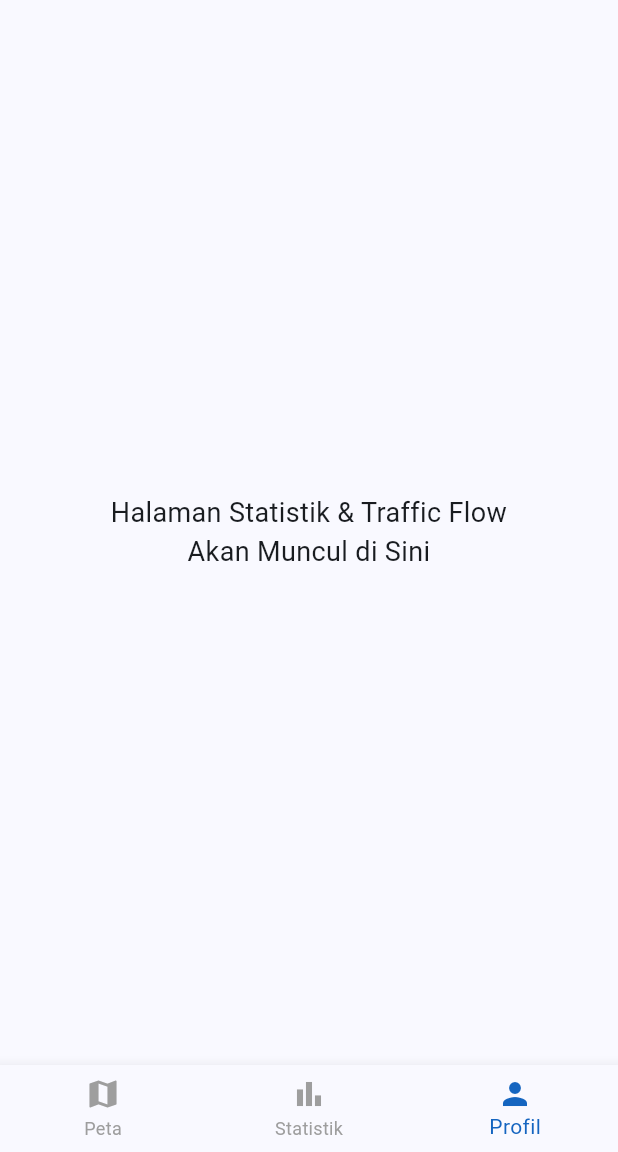
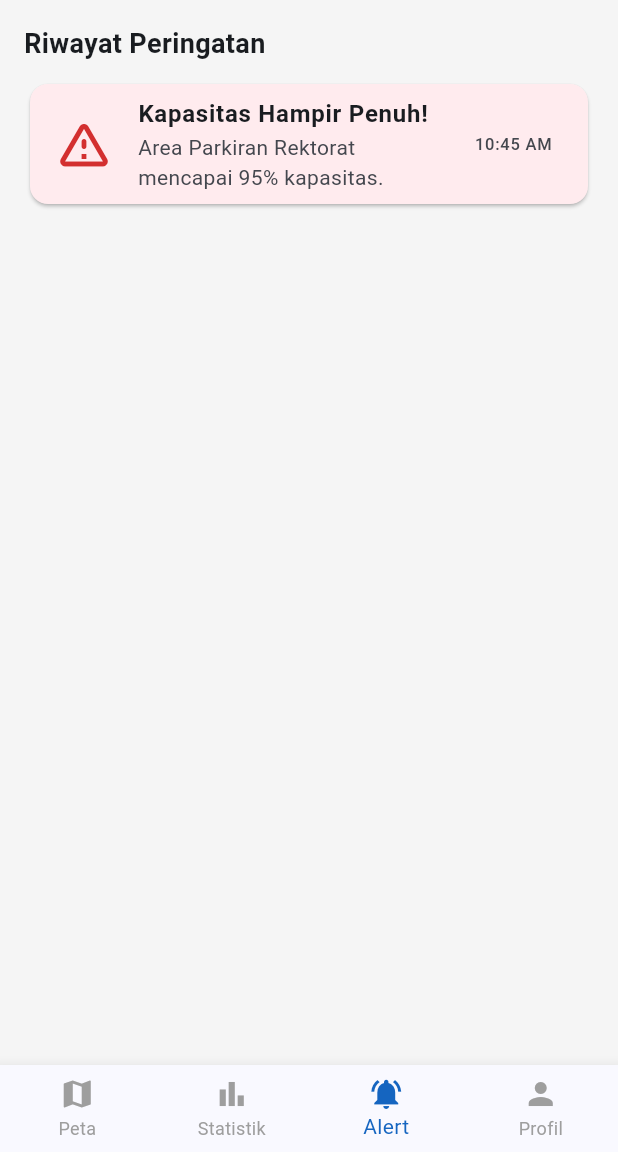
Before and after one commit to nauvalalpen/smartparking_mobile, a Flutter app: the MainNavigation screen opened directly, item 3 of the bottom bar chosen, on a phone screen of 412 x 824 dp, the part 84-1236 px from its top. Run offline on Flutter 3.47's test engine with Material 3 defaults, Android fonts, the phone set to English and light mode, and no system bars; our stand-ins replace fl_chart, shared_preferences; accounts and stored records are empty; network calls fail.

Commit message:
feat: new feature for alert and profile

```diff
--- /dev/null
+++ b/lib/screens/alert_screen.dart
@@ -0,0 +1,41 @@
+import 'package:flutter/material.dart';
+
+class AlertScreen extends StatelessWidget {
+  const AlertScreen({super.key});
+
+  @override
+  Widget build(BuildContext context) {
+    return Scaffold(
+      backgroundColor: Colors.grey.shade100,
+      body: ListView(
+        padding: const EdgeInsets.all(16),
+        children: [
+          const Text(
+            "Riwayat Peringatan",
+            style: TextStyle(fontSize: 18, fontWeight: FontWeight.bold),
+          ),
+          const SizedBox(height: 10),
+          Card(
+            color: Colors.red.shade50,
+            child: ListTile(
+              leading: Icon(
+                Icons.warning_amber_rounded,
+                color: Colors.red.shade700,
+                size: 40,
+              ),
+              title: const Text(
+                "Kapasitas Hampir Penuh!",
+                style: TextStyle(fontWeight: FontWeight.bold),
+              ),
+              subtitle: const Text(
+                "Area Parkiran Rektorat mencapai 95% kapasitas.",
+              ),
+              trailing: const Text("10:45 AM"),
+            ),
+          ),
+          // Tambahkan riwayat lain di sini jika ada
+        ],
+      ),
+    );
+  }
+}
--- a/lib/screens/main_navigation.dart
+++ b/lib/screens/main_navigation.dart
@@ -1,12 +1,11 @@
 import 'package:flutter/material.dart';
-import 'login_screen.dart';
-import 'map_screen.dart'; // Import halaman peta yang baru dibuat
-import '../services/api_service.dart'; // Import service untuk fitur Logout
-import 'stats_screen.dart'; // Import halaman statistik yang baru dibuat
+import 'map_screen.dart';
+import 'stats_screen.dart';
+import 'alert_screen.dart';
+import 'profile_screen.dart';
 
 class MainNavigation extends StatefulWidget {
-  final bool isGuest; // Penanda apakah ini Satpam atau Mahasiswa
-
+  final bool isGuest;
   const MainNavigation({super.key, required this.isGuest});
 
   @override
@@ -16,81 +15,16 @@ class MainNavigation extends StatefulWidget {
 class _MainNavigationState extends State<MainNavigation> {
   int _currentIndex = 0;
 
+  // URUTAN HALAMAN HARUS SAMA DENGAN URUTAN NAVBAR!
+  final List<Widget> _screens = [
+    const MapScreen(), // Index 0: Peta
+    const StatsScreen(), // Index 1: Statistik
+    const AlertScreen(), // Index 2: Notifikasi (Alert)
+    const ProfileScreen(), // Index 3: Profil
+  ];
+
   @override
   Widget build(BuildContext context) {
-    // === DAFTAR HALAMAN (SCREENS) ===
-    final List<Widget> screens = [
-      // Tab 0: Halaman Peta Parkir Real-Time (Fitur Killer)
-      const MapScreen(),
-      const StatsScreen(), // Tab 1: Halaman Statistik & Traffic Flow
-      // Tab 1: Halaman Grafik Traffic Flow (Sementara placeholder)
-      const Center(
-        child: Text(
-          "Halaman Statistik & Traffic Flow\nAkan Muncul di Sini",
-          textAlign: TextAlign.center,
-          style: TextStyle(fontSize: 18),
-        ),
-      ),
-
-      // Tab 2: Halaman Profil & Logout
-      Center(
-        child: Column(
-          mainAxisAlignment: MainAxisAlignment.center,
-          children: [
-            Icon(Icons.security, size: 100, color: Colors.blue.shade800),
-            const SizedBox(height: 16),
-            const Text(
-              "Profil Petugas Keamanan",
-              style: TextStyle(fontSize: 22, fontWeight: FontWeight.bold),
-            ),
-            const SizedBox(height: 8),
-            const Text(
-              "Akses Penuh Sistem Monitoring",
-              style: TextStyle(color: Colors.grey),
-            ),
-            const SizedBox(height: 40),
-
-            // Tombol Logout
-            SizedBox(
-              width: 200,
-              height: 50,
-              child: ElevatedButton.icon(
-                style: ElevatedButton.styleFrom(
-                  backgroundColor:
-                      Colors.red.shade600, // Warna merah destruktif
-                  foregroundColor: Colors.white,
-                  shape: RoundedRectangleBorder(
-                    borderRadius: BorderRadius.circular(12),
-                  ),
-                ),
-                onPressed: () async {
-                  // Panggil fungsi logout dari ApiService untuk hapus Sesi
-                  await ApiService.logout();
-
-                  if (!context.mounted) return;
-
-                  // Kembali ke halaman Login dan hapus histori halaman
-                  Navigator.pushAndRemoveUntil(
-                    context,
-                    MaterialPageRoute(
-                      builder: (context) => const LoginScreen(),
-                    ),
-                    (route) => false,
-                  );
-                },
-                icon: const Icon(Icons.logout),
-                label: const Text(
-                  "Logout",
-                  style: TextStyle(fontSize: 16, fontWeight: FontWeight.bold),
-                ),
-              ),
-            ),
-          ],
-        ),
-      ),
-    ];
-
-    // === TAMPILAN UTAMA (SCAFFOLD) ===
     return Scaffold(
       appBar: AppBar(
         title: const Text(
@@ -98,31 +32,25 @@ class _MainNavigationState extends State<MainNavigation> {
           style: TextStyle(color: Colors.white, fontWeight: FontWeight.bold),
         ),
         backgroundColor: Colors.blue.shade800,
-        elevation: 0,
       ),
+      body: _screens[_currentIndex], // Menampilkan halaman sesuai index
 
-      body: screens[_currentIndex], // Render halaman sesuai tab yang diklik
-      // === BOTTOM NAVIGATION BAR ===
       bottomNavigationBar: BottomNavigationBar(
         currentIndex: _currentIndex,
         selectedItemColor: Colors.blue.shade800,
         unselectedItemColor: Colors.grey,
+        type: BottomNavigationBarType.fixed, // Penting jika tombol lebih dari 3
         onTap: (index) {
-          // LOGIKA KEAMANAN: Cegah Mahasiswa (Guest) membuka tab selain Peta (0)
           if (widget.isGuest && index != 0) {
             ScaffoldMessenger.of(context).showSnackBar(
-              SnackBar(
-                content: const Text(
+              const SnackBar(
+                content: Text(
                   "Akses Ditolak: Fitur ini khusus Petugas Keamanan!",
                 ),
-                backgroundColor: Colors.red.shade600,
-                duration: const Duration(seconds: 2),
               ),
             );
-            return; // Hentikan proses, jangan pindah tab
+            return;
           }
-
-          // Jika aman, pindah tab
           setState(() {
             _currentIndex = index;
           });
@@ -133,6 +61,10 @@ class _MainNavigationState extends State<MainNavigation> {
             icon: Icon(Icons.bar_chart),
             label: "Statistik",
           ),
+          BottomNavigationBarItem(
+            icon: Icon(Icons.notifications_active),
+            label: "Alert",
+          ), // TAB BARU
           BottomNavigationBarItem(icon: Icon(Icons.person), label: "Profil"),
         ],
       ),
```
Also changed, not shown: lib/screens/profile_screen.dart (added, +79 -0 lines), lib/services/api_service.dart (+20 -10 lines).
